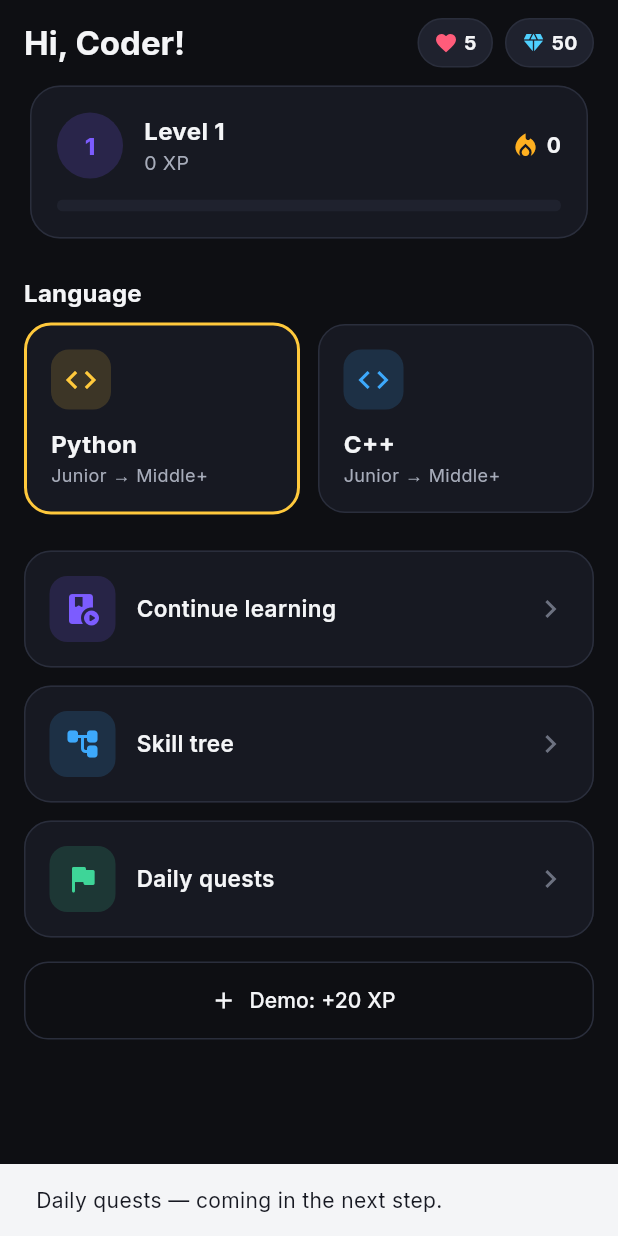
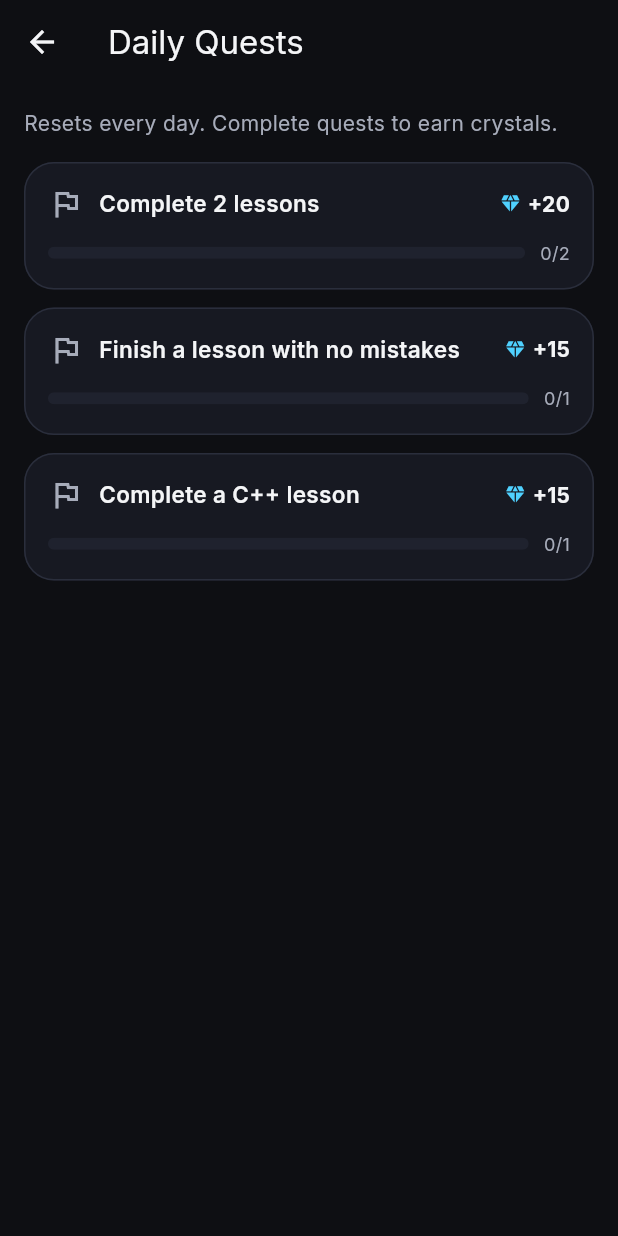
Before and after one commit to vegas109/f2, a Flutter app: the HomeScreen screen opened directly, after a tap on "Daily quests", on a phone screen of 412 x 824 dp. Run offline on Flutter 3.47's test engine with Material 3 defaults, Android fonts, the phone set to English and light mode, and no system bars; our stand-ins replace equatable, flutter_animate, flutter_riverpod, go_router, google_fonts, shared_preferences; accounts and stored records are empty; generated files the repository leaves out were written again.

Commit message:
Add daily quests and streaks
- Daily quests that reset each day, auto-award crystals on completion
- Quest progress fed from lesson completions (count/flawless/track-specific)
- Streak tracking on daily activity; persisted in player profile
- Dashboard daily-quests entry point wired up

Co-Authored-By: Claude Opus 4.8 <noreply@anthropic.com>
Claude-Session: https://claude.ai/code/session_01GuJ4ZuTAV4qU8pJ6z8Bgxp

```diff
--- a/lib/features/home/presentation/home_screen.dart
+++ b/lib/features/home/presentation/home_screen.dart
@@ -8,6 +8,7 @@ import '../../../l10n/generated/app_localizations.dart';
 import '../../auth/application/auth_controller.dart';
 import '../../curriculum/presentation/track_screen.dart';
 import '../../player/application/player_controller.dart';
+import '../../quests/presentation/quests_screen.dart';
 import '../../skilltree/presentation/skill_tree_screen.dart';
 
 /// The "Learn" dashboard: greeting, currencies, track picker and entry
@@ -139,7 +140,11 @@ class HomeScreen extends ConsumerWidget {
                       icon: Icons.flag_rounded,
                       title: l10n.dailyQuests,
                       color: AppColors.success,
-                      onTap: () => _comingSoon(context, l10n.dailyQuests),
+                      onTap: () => Navigator.of(context).push(
+                        MaterialPageRoute(
+                          builder: (_) => const QuestsScreen(),
+                        ),
+                      ),
                     ),
                   ],
                 ),
@@ -163,11 +168,6 @@ class HomeScreen extends ConsumerWidget {
     );
   }
 
-  void _comingSoon(BuildContext context, String feature) {
-    ScaffoldMessenger.of(context).showSnackBar(
-      SnackBar(content: Text('$feature — coming in the next step.')),
-    );
-  }
 }
 
 class _LevelCard extends StatelessWidget {
--- a/lib/features/lesson/presentation/lesson_player_screen.dart
+++ b/lib/features/lesson/presentation/lesson_player_screen.dart
@@ -8,6 +8,7 @@ import '../../code_execution/domain/programming_language.dart';
 import '../../curriculum/domain/lesson_step.dart';
 import '../../curriculum/domain/track.dart';
 import '../../player/application/player_controller.dart';
+import '../../quests/application/quest_controller.dart';
 import 'widgets/constructor_step_view.dart';
 import 'widgets/fill_blank_step_view.dart';
 import 'widgets/sandbox_step_view.dart';
@@ -85,6 +86,10 @@ class _LessonPlayerScreenState extends ConsumerState<LessonPlayerScreen> {
     final awarded = ref
         .read(playerControllerProvider.notifier)
         .completeLesson(widget.lesson.id, xp: widget.lesson.xpReward);
+    ref.read(questControllerProvider.notifier).recordLessonCompleted(
+          trackId: widget.trackId,
+          mistakes: _mistakes,
+        );
     showDialog(
       context: context,
       barrierDismissible: false,
--- /dev/null
+++ b/lib/features/quests/application/quest_controller.dart
@@ -0,0 +1,118 @@
+import 'dart:convert';
+
+import 'package:flutter_riverpod/flutter_riverpod.dart';
+import 'package:shared_preferences/shared_preferences.dart';
+
+import '../../auth/application/auth_controller.dart';
+import '../../player/application/player_controller.dart';
+import '../domain/daily_quest.dart';
+
+/// Generates and tracks the day's quests, awarding crystals on completion.
+///
+/// Quests reset each local day. Progress is fed from lesson completions via
+/// [recordLessonCompleted].
+class QuestController extends StateNotifier<List<DailyQuest>> {
+  QuestController(this._ref, this._prefs, this._userId) : super(const []) {
+    _load();
+  }
+
+  final Ref _ref;
+  final SharedPreferences _prefs;
+  final String _userId;
+
+  String get _key => 'quests_$_userId';
+
+  static String _todayKey() {
+    final d = DateTime.now();
+    return '${d.year}-${d.month}-${d.day}';
+  }
+
+  List<DailyQuest> _freshQuests() => const [
+        DailyQuest(
+            id: 'lessons2',
+            title: 'Complete 2 lessons',
+            goal: 2,
+            rewardCrystals: 20),
+        DailyQuest(
+            id: 'flawless',
+            title: 'Finish a lesson with no mistakes',
+            goal: 1,
+            rewardCrystals: 15),
+        DailyQuest(
+            id: 'cpp1',
+            title: 'Complete a C++ lesson',
+            goal: 1,
+            rewardCrystals: 15),
+      ];
+
+  void _load() {
+    final raw = _prefs.getString(_key);
+    if (raw != null) {
+      try {
+        final json = jsonDecode(raw) as Map<String, dynamic>;
+        if (json['date'] == _todayKey()) {
+          state = (json['quests'] as List)
+              .map((e) => DailyQuest.fromJson(e as Map<String, dynamic>))
+              .toList();
+          return;
+        }
+      } catch (_) {/* fall through to regenerate */}
+    }
+    state = _freshQuests();
+    _save();
+  }
+
+  void _save() {
+    _prefs.setString(
+      _key,
+      jsonEncode({
+        'date': _todayKey(),
+        'quests': state.map((q) => q.toJson()).toList(),
+      }),
+    );
+  }
+
+  void _bump(String id, int by) {
+    state = [
+      for (final q in state)
+        if (q.id == id && !q.claimed)
+          q.copyWith(progress: q.progress + by)
+        else
+          q,
+    ];
+    _claimCompleted();
+    _save();
+  }
+
+  /// Auto-grants rewards for any newly completed quest.
+  void _claimCompleted() {
+    final player = _ref.read(playerControllerProvider.notifier);
+    state = [
+      for (final q in state)
+        if (q.isComplete && !q.claimed)
+          () {
+            player.addCrystals(q.rewardCrystals);
+            return q.copyWith(claimed: true);
+          }()
+        else
+          q,
+    ];
+  }
+
+  /// Call when a lesson is completed.
+  void recordLessonCompleted({
+    required String trackId,
+    required int mistakes,
+  }) {
+    _bump('lessons2', 1);
+    if (mistakes == 0) _bump('flawless', 1);
+    if (trackId == 'cpp') _bump('cpp1', 1);
+  }
+}
+
+final questControllerProvider =
+    StateNotifierProvider<QuestController, List<DailyQuest>>((ref) {
+  final prefs = ref.watch(sharedPreferencesProvider);
+  final userId = ref.watch(authControllerProvider).user?.id ?? 'anonymous';
+  return QuestController(ref, prefs, userId);
+});
--- /dev/null
+++ b/lib/features/quests/domain/daily_quest.dart
@@ -0,0 +1,49 @@
+class DailyQuest {
+  const DailyQuest({
+    required this.id,
+    required this.title,
+    required this.goal,
+    required this.rewardCrystals,
+    this.progress = 0,
+    this.claimed = false,
+  });
+
+  final String id;
+  final String title;
+  final int goal;
+  final int rewardCrystals;
+  final int progress;
+
+  /// True once the reward has been granted.
+  final bool claimed;
+
+  bool get isComplete => progress >= goal;
+  double get ratio => goal == 0 ? 0 : (progress / goal).clamp(0, 1);
+
+  DailyQuest copyWith({int? progress, bool? claimed}) => DailyQuest(
+        id: id,
+        title: title,
+        goal: goal,
+        rewardCrystals: rewardCrystals,
+        progress: progress ?? this.progress,
+        claimed: claimed ?? this.claimed,
+      );
+
+  Map<String, dynamic> toJson() => {
+        'id': id,
+        'title': title,
+        'goal': goal,
+        'rewardCrystals': rewardCrystals,
+        'progress': progress,
+        'claimed': claimed,
+      };
+
+  factory DailyQuest.fromJson(Map<String, dynamic> json) => DailyQuest(
+        id: json['id'] as String,
+        title: json['title'] as String,
+        goal: (json['goal'] as num).toInt(),
+        rewardCrystals: (json['rewardCrystals'] as num).toInt(),
+        progress: (json['progress'] as num?)?.toInt() ?? 0,
+        claimed: json['claimed'] as bool? ?? false,
+      );
+}
--- /dev/null
+++ b/lib/features/quests/presentation/quests_screen.dart
@@ -0,0 +1,94 @@
+import 'package:flutter/material.dart';
+import 'package:flutter_riverpod/flutter_riverpod.dart';
+
+import '../../../core/theme/app_colors.dart';
+import '../application/quest_controller.dart';
+import '../domain/daily_quest.dart';
+
+class QuestsScreen extends ConsumerWidget {
+  const QuestsScreen({super.key});
+
+  @override
+  Widget build(BuildContext context, WidgetRef ref) {
+    final quests = ref.watch(questControllerProvider);
+    return Scaffold(
+      appBar: AppBar(title: const Text('Daily Quests')),
+      body: ListView(
+        padding: const EdgeInsets.all(16),
+        children: [
+          const Text(
+            'Resets every day. Complete quests to earn crystals.',
+            style: TextStyle(color: AppColors.textSecondary),
+          ),
+          const SizedBox(height: 16),
+          for (final q in quests) _QuestCard(quest: q),
+        ],
+      ),
+    );
+  }
+}
+
+class _QuestCard extends StatelessWidget {
+  const _QuestCard({required this.quest});
+  final DailyQuest quest;
+
+  @override
+  Widget build(BuildContext context) {
+    final done = quest.isComplete;
+    return Card(
+      margin: const EdgeInsets.only(bottom: 12),
+      child: Padding(
+        padding: const EdgeInsets.all(16),
+        child: Column(
+          crossAxisAlignment: CrossAxisAlignment.start,
+          children: [
+            Row(
+              children: [
+                Icon(
+                  done ? Icons.check_circle : Icons.flag_outlined,
+                  color: done ? AppColors.success : AppColors.textSecondary,
+                ),
+                const SizedBox(width: 10),
+                Expanded(
+                  child: Text(quest.title,
+                      style: const TextStyle(
+                          fontWeight: FontWeight.w600, fontSize: 15)),
+                ),
+                Row(
+                  children: [
+                    const Icon(Icons.diamond, size: 15, color: AppColors.crystal),
+                    const SizedBox(width: 4),
+                    Text('+${quest.rewardCrystals}',
+                        style: const TextStyle(fontWeight: FontWeight.w700)),
+                  ],
+                ),
+              ],
+            ),
+            const SizedBox(height: 12),
+            Row(
+              children: [
+                Expanded(
+                  child: ClipRRect(
+                    borderRadius: BorderRadius.circular(6),
+                    child: LinearProgressIndicator(
+                      value: quest.ratio,
+                      minHeight: 8,
+                      backgroundColor: AppColors.surfaceHigh,
+                      valueColor: AlwaysStoppedAnimation(
+                        done ? AppColors.success : AppColors.primary,
+                      ),
+                    ),
+                  ),
+                ),
+                const SizedBox(width: 10),
+                Text('${quest.progress}/${quest.goal}',
+                    style: const TextStyle(
+                        color: AppColors.textSecondary, fontSize: 12)),
+              ],
+            ),
+          ],
+        ),
+      ),
+    );
+  }
+}
```
Also changed, not shown: lib/features/player/application/player_controller.dart (+19 -1 lines), lib/features/player/domain/player_profile.dart (+9 -0 lines).
